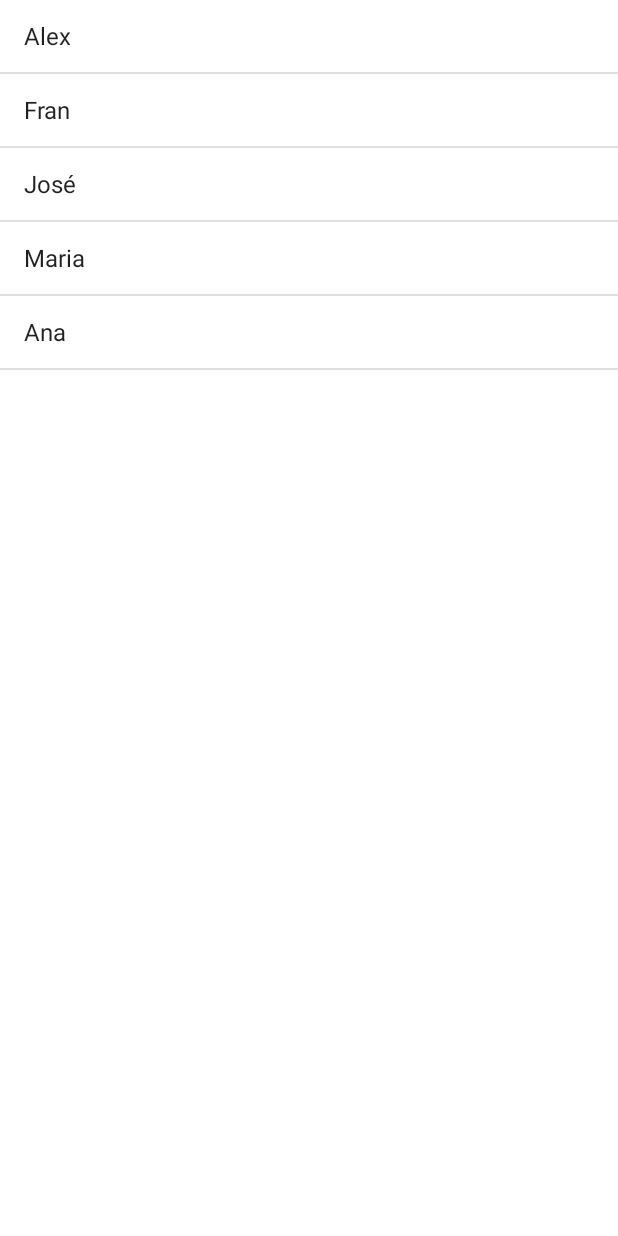
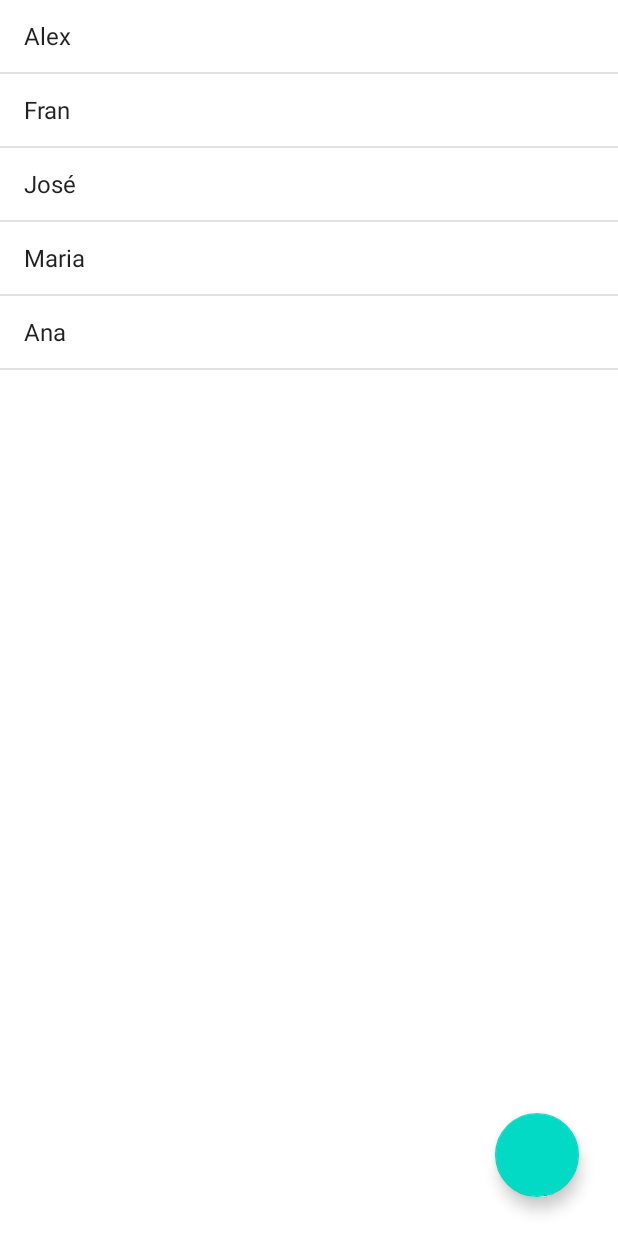
Before and after one commit to stefanopaulo/app-de-agenda-android, an Android app: the screen it shows after launch (MainActivity), on a phone screen of 412 x 824 dp. Run offline under Robolectric (Android 15) with nearby library versions, the phone set to English and light mode, and no system bars.

Commit message:
criacao basica de layouts

```diff
--- a/app/src/main/res/layout/activity_main.xml
+++ b/app/src/main/res/layout/activity_main.xml
@@ -1,10 +1,24 @@
 <?xml version="1.0" encoding="utf-8"?>
-<LinearLayout xmlns:android="http://schemas.android.com/apk/res/android"
-    android:orientation="vertical" android:layout_width="match_parent"
-    android:layout_height="match_parent">
+<RelativeLayout xmlns:android="http://schemas.android.com/apk/res/android"
+    xmlns:app="http://schemas.android.com/apk/res-auto"
+    android:layout_width="match_parent"
+    android:layout_height="match_parent"
+    android:orientation="vertical">
+
+    <com.google.android.material.floatingactionbutton.FloatingActionButton
+        android:id="@+id/floatingActionButton"
+        android:layout_width="wrap_content"
+        android:layout_height="wrap_content"
+        android:layout_alignParentEnd="true"
+        android:layout_alignParentBottom="true"
+        android:layout_marginEnd="26dp"
+        android:layout_marginBottom="26dp"
+        android:clickable="true" />
 
     <ListView
         android:id="@+id/activity_main_lista_de_alunos"
         android:layout_width="match_parent"
-        android:layout_height="match_parent" />
-</LinearLayout>
+        android:layout_height="match_parent">
+
+    </ListView>
+</RelativeLayout>
```
